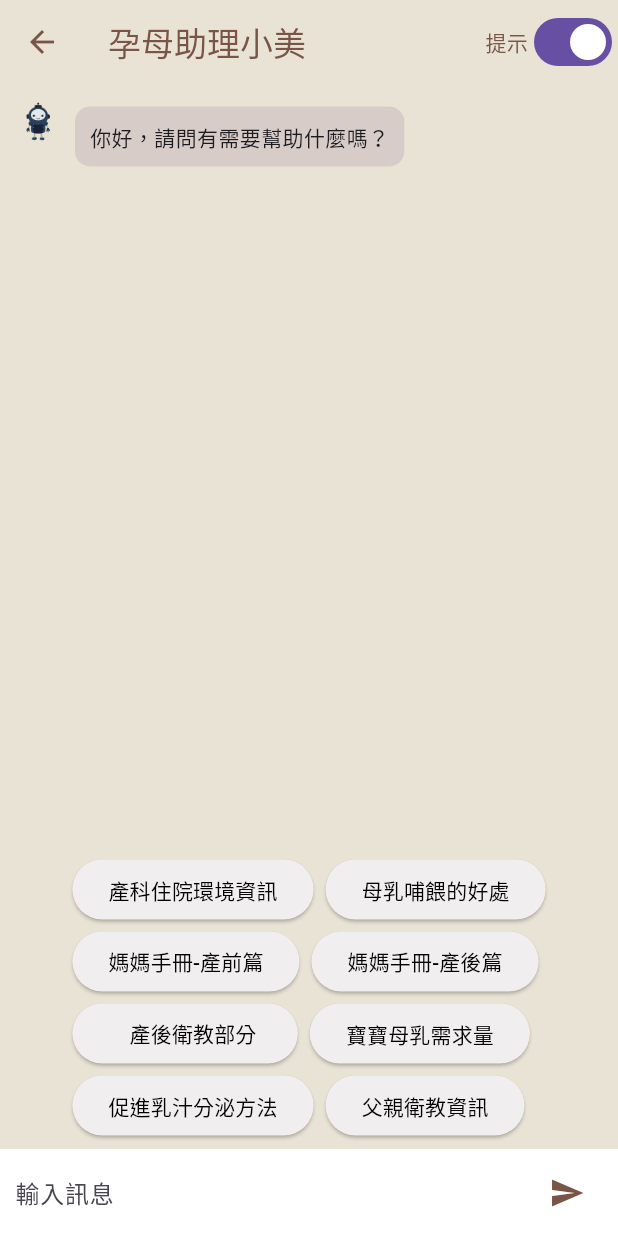
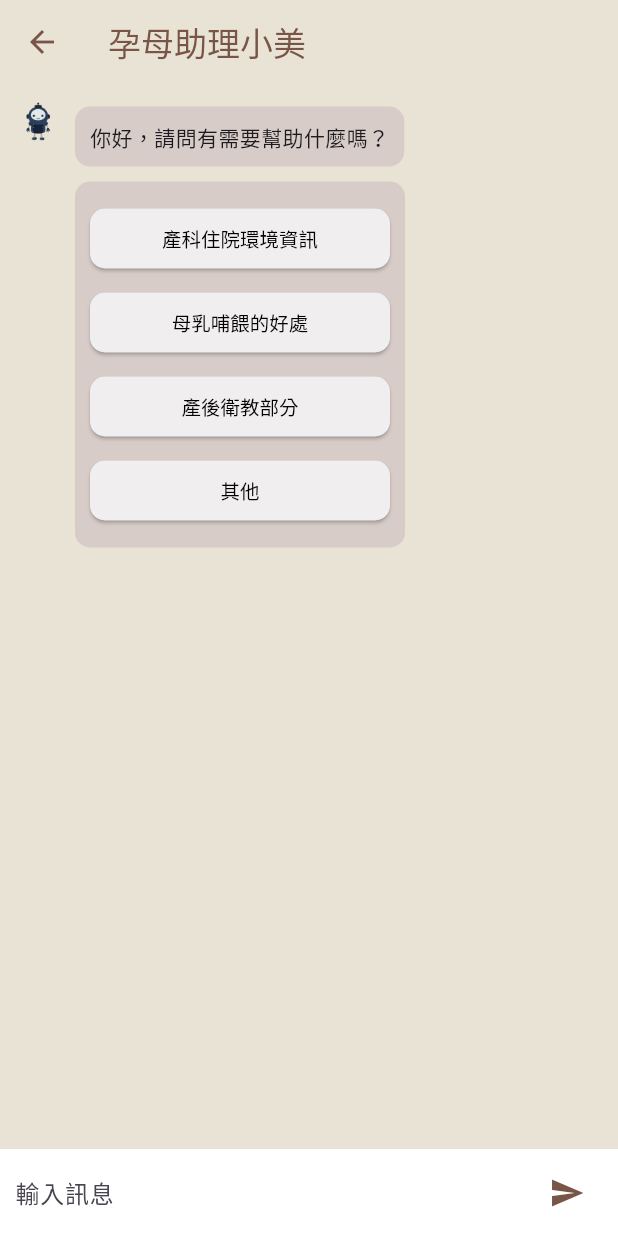
Before and after one commit to 411631277/project, a Flutter app: the RobotWidget screen opened directly with empty values, after a tap on the "send" icon, on a phone screen of 412 x 824 dp. Run offline on Flutter 3.47's test engine with Material 3 defaults, Android fonts, the phone set to English and light mode, and no system bars; our stand-ins replace cloud_firestore, firebase_auth, firebase_core, firebase_storage, image_picker, logger and 4 more; accounts and stored records are empty.

Commit message:
3/25 問卷以及機器人調整

```diff
--- a/lib/home/robot.dart
+++ b/lib/home/robot.dart
@@ -2,12 +2,13 @@ import 'dart:convert';
 import 'package:flutter/material.dart';
 import 'package:http/http.dart' as http;
 import 'package:logger/logger.dart';
+import 'package:flutter/gestures.dart';
 
 final Logger logger = Logger();
 
 class RobotWidget extends StatefulWidget {
-  final String userId;    // 使用者ID
-  final bool isManUser;   // 是否 man_users
+  final String userId;
+  final bool isManUser;
 
   const RobotWidget({
     super.key,
@@ -19,45 +20,87 @@ class RobotWidget extends StatefulWidget {
   State<RobotWidget> createState() => _RobotWidgetState();
 }
 
+/// 允許滑鼠拖曳滾動
+class MouseDraggableScrollBehavior extends MaterialScrollBehavior {
+  @override
+  Set<PointerDeviceKind> get dragDevices => {
+        PointerDeviceKind.touch,
+        PointerDeviceKind.mouse,
+      };
+}
+
 class _RobotWidgetState extends State<RobotWidget> {
   final TextEditingController _messageController = TextEditingController();
   final List<Map<String, String>> _messages = [];
-
-  // 您的後端 API
+  final ScrollController _scrollController = ScrollController();
   final String apiUrl = "http://180.176.211.159:8000/query";
 
-  // 三個快捷選項
-  final List<String> _quickReplies = ["產科住院環境資訊", "母乳哺餵的好處", "媽媽手冊-產前篇", "媽媽手冊-產後篇", "　產後衛教部分 ", "寶寶母乳需求量", "促進乳汁分泌方法", "父親衛教資訊"];
+  /// 第一組快速回覆
+  final List<String> _quickReplies = [
+    "產科住院環境資訊",
+    "母乳哺餵的好處",
+    "產後衛教部分",
+    "其他"
+  ];
 
-  // 🔹 用來控制「是否顯示快捷選項」
-  bool _showQuickReplies = true;
+  /// 第二組快速回覆
+  final List<String> _secondCardReplies = [
+    "媽媽手冊-產前篇",
+    "媽媽手冊-產後篇",
+    "父親衛教資訊",
+    "寶寶母乳需求量&促進乳汁分泌方法",
+  ];
+
+  /// 用來記錄「何時顯示第二組快速回覆」的位置
+  final List<int> _secondCardAfterIndexes = [];
 
   @override
   void initState() {
     super.initState();
-    // 初始化：機器人先發一句話
     _messages.add({
       'sender': 'chatgpt',
       'text': '你好，請問有需要幫助什麼嗎？',
     });
   }
 
-  /// 發送訊息給後端
-  Future<void> _sendMessage(String userInput) async {
+  void _scrollToBottom() {
+    WidgetsBinding.instance.addPostFrameCallback((_) {
+      if (_scrollController.hasClients) {
+        _scrollController.animateTo(
+          _scrollController.position.maxScrollExtent,
+          duration: const Duration(milliseconds: 300),
+          curve: Curves.easeOut,
+        );
+      }
+    });
+  }
+
+  /// 發送訊息給後端或顯示「其他資訊」
+  Future<void> _sendMessage(String userInput, {bool sendToBackend = true}) async {
     if (userInput.trim().isEmpty) return;
 
-    // 1. 加入使用者訊息
+    _messageController.clear();
+
+    // 如果使用者點選「其他」，則不送後端，直接顯示第二組選項
+    if (!sendToBackend) {
       setState(() {
         _messages.add({'sender': 'user', 'text': userInput});
-      // 加入機器人思考中...
+        _messages.add({'sender': 'chatgpt', 'text': '以下是其他資訊'});
+        _secondCardAfterIndexes.add(_messages.length);
+        // 記錄在這個位置之後，顯示第二組快速回覆
+      });
+      _scrollToBottom();
+      return;
+    }
+
+    // 正常送給後端
+    setState(() {
+      _messages.add({'sender': 'user', 'text': userInput});
       _messages.add({'sender': 'chatgpt', 'text': '🤖 正在思考...'});
     });
-
-    // 清空輸入框
-    _messageController.clear();
+    _scrollToBottom();
 
     try {
-      logger.i("📡 發送請求給 API: user_id=${widget.userId}, isManUser=${widget.isManUser}");
       final response = await http.post(
         Uri.parse(apiUrl),
         headers: {'Content-Type': 'application/json'},
@@ -69,11 +112,9 @@ class _RobotWidgetState extends State<RobotWidget> {
       );
 
       if (response.statusCode == 200) {
-        final reply = utf8.decode(response.bodyBytes).trim();
-
+        final decodedResponse = jsonDecode(utf8.decode(response.bodyBytes));
         setState(() {
-          // 將最後一則「🤖 正在思考...」改為真正回覆
-          _messages.last['text'] = reply.replaceAll("\\n", "\n");
+          _messages.last['text'] = decodedResponse["answer"] ?? "🤖 無法取得回應";
         });
       } else {
         setState(() {
@@ -85,6 +126,49 @@ class _RobotWidgetState extends State<RobotWidget> {
         _messages.last['text'] = '⚠️ 無法連接到伺服器，請檢查網路或稍後再試。';
       });
     }
+    _scrollToBottom();
+  }
+
+  /// 建立快速回覆按鈕群組
+  Widget _buildQuickReplyCards(List<String> replies) {
+    return Container(
+      margin: const EdgeInsets.only(top: 5, bottom: 10, left: 40),
+      padding: const EdgeInsets.all(10),
+      decoration: BoxDecoration(
+        color: Colors.brown.shade100,
+        borderRadius: BorderRadius.circular(10),
+      ),
+      child: Column(
+        crossAxisAlignment: CrossAxisAlignment.start,
+        children: replies.map((text) {
+          return Padding(
+            padding: const EdgeInsets.symmetric(vertical: 4),
+            child: SizedBox(
+              width: 200,
+              child: ElevatedButton(
+                onPressed: () {
+                  if (text.trim() == "其他") {
+                    _sendMessage(text, sendToBackend: false);
+                  } else {
+                    _sendMessage(text);
+                  }
+                },
+                style: ElevatedButton.styleFrom(
+                  backgroundColor: const Color.fromARGB(255, 240, 238, 239),
+                  foregroundColor: Colors.black,
+                  padding: const EdgeInsets.symmetric(vertical: 10),
+                  textStyle: const TextStyle(fontSize: 13),
+                  shape: RoundedRectangleBorder(
+                    borderRadius: BorderRadius.circular(10),
+                  ),
+                ),
+                child: Text(text, textAlign: TextAlign.center),
+              ),
+            ),
+          );
+        }).toList(),
+      ),
+    );
   }
 
   @override
@@ -98,41 +182,29 @@ class _RobotWidgetState extends State<RobotWidget> {
           icon: const Icon(Icons.arrow_back, color: Colors.brown),
           onPressed: () => Navigator.pop(context),
         ),
-        actions: [
-    Row(
-      mainAxisSize: MainAxisSize.min,
-      children: [
-        const Text("提示", style: TextStyle(color: Colors.brown)),
-        Switch(
-          value: _showQuickReplies,
-          onChanged: (bool newValue) {
-            setState(() {
-              _showQuickReplies = newValue;
-            });
-          },
-        ),
-      ],
-    ),
-  ],
       ),
       body: Container(
         color: const Color.fromRGBO(233, 227, 213, 1),
         child: Column(
           children: [
-            // 聊天訊息
             Expanded(
               child: ListView.builder(
+                controller: _scrollController,
                 padding: const EdgeInsets.symmetric(vertical: 10, horizontal: 10),
                 itemCount: _messages.length,
                 itemBuilder: (context, index) {
                   final message = _messages[index];
                   final isUser = (message['sender'] == 'user');
-                  return Row(
+
+                  return Column(
                     crossAxisAlignment: CrossAxisAlignment.start,
-                    mainAxisAlignment:
-                        isUser ? MainAxisAlignment.end : MainAxisAlignment.start,
                     children: [
-                      // 如果是機器人，就顯示機器人頭像
+                      Row(
+                        crossAxisAlignment: CrossAxisAlignment.start,
+                        mainAxisAlignment: isUser
+                            ? MainAxisAlignment.end
+                            : MainAxisAlignment.start,
+                        children: [
                           if (!isUser)
                             Container(
                               margin: const EdgeInsets.only(right: 10),
@@ -154,39 +226,24 @@ class _RobotWidgetState extends State<RobotWidget> {
                               ),
                               child: Text(
                                 message['text'] ?? '',
-                            softWrap: true,
-                            maxLines: null,
-                            overflow: TextOverflow.visible,
                                 style: const TextStyle(fontSize: 14),
                               ),
                             ),
                           ),
                         ],
+                      ),
+
+                      // **第一則訊息後顯示 _quickReplies**
+                      if (index == 0) _buildQuickReplyCards(_quickReplies),
+
+                      // **在 _secondCardAfterIndexes 指定位置後顯示 _secondCardReplies**
+                      if (_secondCardAfterIndexes.contains(index + 1))
+                        _buildQuickReplyCards(_secondCardReplies),
+                    ],
                   );
                 },
               ),
             ),
-
-            // 🔹 若 _showQuickReplies 為 true，才顯示快捷按鈕
-            if (_showQuickReplies)
-              Container(
-                color: const Color.fromRGBO(233, 227, 213, 1),
-                padding: const EdgeInsets.symmetric(horizontal: 10, vertical: 5),
-                child: Wrap(
-                  spacing: 8.0,
-                  children: _quickReplies.map((text) {
-                    return ElevatedButton(
-                      style: ElevatedButton.styleFrom(
-                        backgroundColor: const Color.fromARGB(255, 240, 238, 239),
-                      ),
-                      onPressed: () => _sendMessage(text),
-                      child: Text(text, style: const TextStyle(color: Colors.black)),
-                    );
-                  }).toList(),
-                ),
-              ),
-
-            // 🔹 輸入欄
             Container(
               color: Colors.white,
               padding: const EdgeInsets.symmetric(horizontal: 10, vertical: 5),
--- a/lib/main.dart
+++ b/lib/main.dart
@@ -101,9 +101,7 @@ class _MyAppState extends State<MyApp> {
 
       //路由
       routes: {
-        '/': (context) => const HomeScreenWidget(
-              userId: '1',
-              isManUser: false,
+        '/': (context) => const MainScreenWidget(
             ), // 主畫面
         '/IamWidget': (context) => const IamWidget(),
         '/DeleteAccWidget': (context) => const DeleteAccWidget(),
--- a/lib/questionGroup/attachment.dart
+++ b/lib/questionGroup/attachment.dart
@@ -217,7 +217,7 @@ class _AttachmentWidget extends State<AttachmentWidget> {
                       );
                     },
                     child: const Text(
-                      "下一步",
+                      "填答完成",
                       style: TextStyle(fontSize: 18, color: Colors.white),
                     ),
                   ),
--- a/lib/questionGroup/knowledge_widget.dart
+++ b/lib/questionGroup/knowledge_widget.dart
@@ -167,7 +167,7 @@ class _KnowledgeWidgetState extends State<KnowledgeWidget> {
                       }
                     },
                     child: const Text(
-                      "下一步",
+                      "填答完成",
                       style: TextStyle(fontSize: 18, color: Colors.white),
                     ),
                   ),
--- a/lib/questionGroup/melancholy.dart
+++ b/lib/questionGroup/melancholy.dart
@@ -124,7 +124,7 @@ class _MelancholyWidgetState extends State<MelancholyWidget> {
                       );
                     },
                     child: Text(
-                      "下一步",
+                      "填答完成",
                       style: TextStyle(
                         fontSize: fontSize,
                         color: Colors.white,
--- a/lib/questionGroup/painscale.dart
+++ b/lib/questionGroup/painscale.dart
@@ -257,7 +257,7 @@ class _PainScaleWidgetState extends State<PainScaleWidget> {
                       );
                     },
                     child: const Text(
-                      "下一步",
+                      "填答完成",
                       style: TextStyle(fontSize: 18, color: Colors.white),
                     ),
                   ),
--- a/lib/questionGroup/production.dart
+++ b/lib/questionGroup/production.dart
@@ -162,7 +162,7 @@ class _ProdutionWidget extends State<ProdutionWidget> {
                       );
                     },
                     child: const Text(
-                      "下一步",
+                      "填答完成",
                       style: TextStyle(fontSize: 18, color: Colors.white),
                     ),
                   ),
--- a/lib/questionGroup/sleep2.dart
+++ b/lib/questionGroup/sleep2.dart
@@ -148,7 +148,7 @@ class _Sleep2Widget extends State<Sleep2Widget> {
                       );
                     },
                     child: const Text(
-                      "下一步",
+                      "填答完成",
                       style: TextStyle(fontSize: 18, color: Colors.white),
                     ),
                   ),
--- a/pubspec.yaml
+++ b/pubspec.yaml
@@ -30,6 +30,7 @@ dependencies:
   google_maps_flutter: ^2.10.1
   geolocator: ^9.0.2
   shared_preferences: ^2.5.2
+  url_launcher: ^6.3.1
 
 dev_dependencies:
   flutter_test:
```
Also changed, not shown: lib/home/phone.dart (+48 -28 lines), pubspec.lock, 9 other files. Lines whose indentation alone changed are shown as unchanged.
